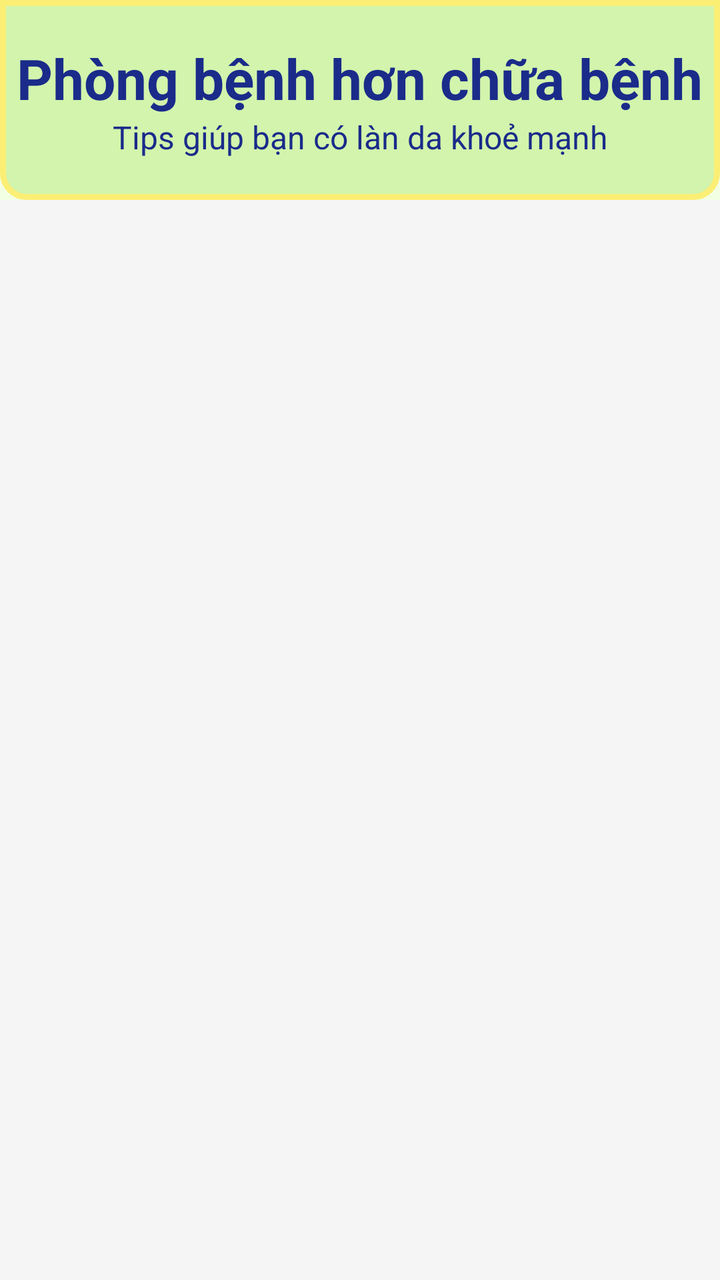
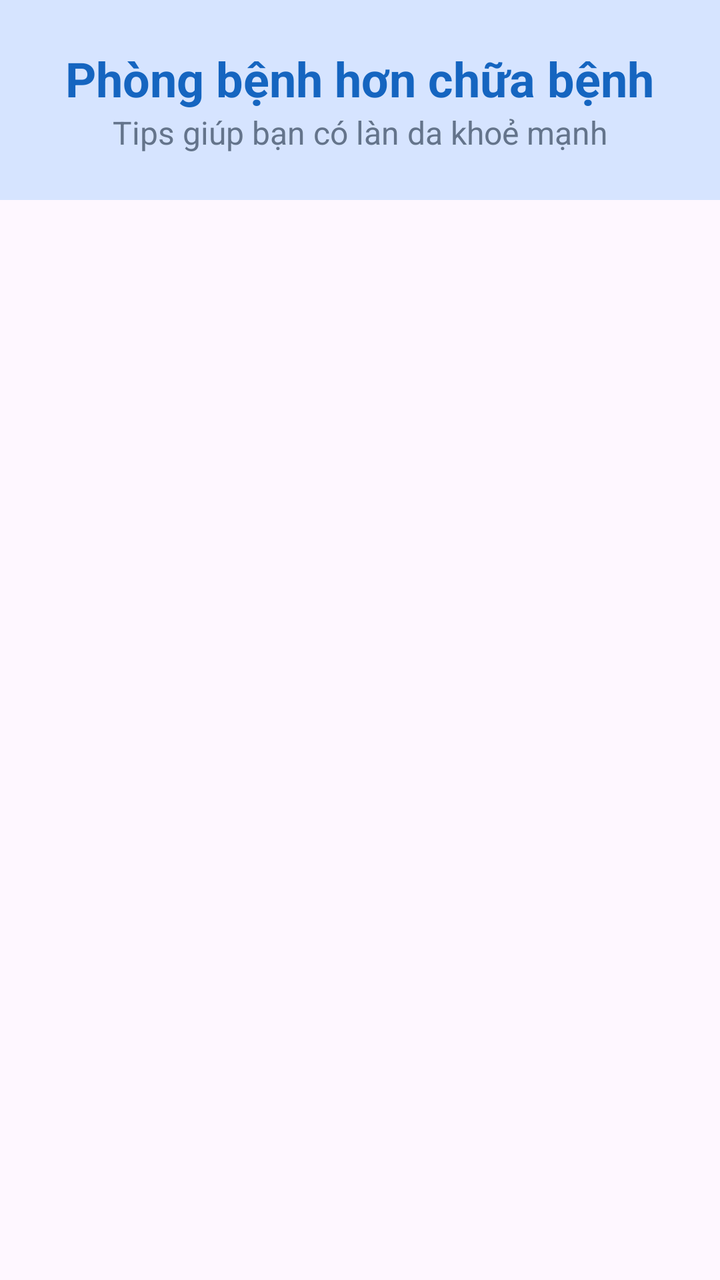

The first picture is an Android layout as it rendered before a commit; the second is the same layout after the commit. The layout source and the unified diff follow.
<!-- AndroidManifest.xml: application theme Theme.AISkinDiagnosis -->
<!-- res/layout/activity_tips_fragment.xml -->
<?xml version="1.0" encoding="utf-8"?>
<LinearLayout
    xmlns:android="http://schemas.android.com/apk/res/android"
    android:layout_width="match_parent"
    android:layout_height="match_parent"
    android:orientation="vertical"
    android:background="#F2FFE3">

    
    <LinearLayout
        android:layout_width="match_parent"
        android:layout_height="100dp"
        android:background="@drawable/bg_header"
        android:gravity="center"
        android:orientation="vertical">

        <TextView
            android:layout_width="wrap_content"
            android:layout_height="wrap_content"
            android:text="Phòng bệnh hơn chữa bệnh"
            android:textColor="#1A2B8A"
            android:textSize="28sp"
            android:textStyle="bold"/>

        <TextView
            android:layout_width="wrap_content"
            android:layout_height="wrap_content"
            android:text="Tips giúp bạn có làn da khoẻ mạnh"
            android:textColor="#1A2B8A"
            android:textSize="16sp"/>

    </LinearLayout>
    <androidx.recyclerview.widget.RecyclerView
        xmlns:android="http://schemas.android.com/apk/res/android"
        android:id="@+id/recyclerTips"
        android:layout_width="match_parent"
        android:layout_height="match_parent"
        android:background="#F5F5F5"/>

</LinearLayout>
<!-- resources referenced by this layout -->
<resources>
  <!-- drawable bg_header (drawable) -->
  <?xml version="1.0" encoding="utf-8"?>
  <shape xmlns:android="http://schemas.android.com/apk/res/android"
      android:shape="rectangle">
      <solid android:color="#D2F4AC" />
      <stroke
          android:width="3dp"
          android:color="#FBEE74" />
      <corners
          android:bottomLeftRadius="12dp"
          android:bottomRightRadius="12dp" />
  
  </shape>
  <style name="Theme.AISkinDiagnosis" parent="Base.Theme.AISkinDiagnosis" />
  <style name="Base.Theme.AISkinDiagnosis" parent="Theme.Material3.DayNight.NoActionBar">
          
          
      </style>
</resources>

<!-- the commit's change to res/layout/activity_tips_fragment.xml (unified diff, before → after) -->
@@ -1,40 +1,44 @@
 <?xml version="1.0" encoding="utf-8"?>
-<LinearLayout
+<androidx.core.widget.NestedScrollView
     xmlns:android="http://schemas.android.com/apk/res/android"
     android:layout_width="match_parent"
     android:layout_height="match_parent"
     android:orientation="vertical"
-    android:background="#F2FFE3">
-
-    
+    android:fitsSystemWindows="true">
     <LinearLayout
         android:layout_width="match_parent"
-        android:layout_height="100dp"
-        android:background="@drawable/bg_header"
-        android:gravity="center"
+        android:layout_height="wrap_content"
         android:orientation="vertical">
+        
+        <LinearLayout
+            android:layout_width="match_parent"
+            android:layout_height="100dp"
+            android:background="@color/md_theme_primaryContainer"        android:gravity="center"
+            android:orientation="vertical">
 
-        <TextView
-            android:layout_width="wrap_content"
-            android:layout_height="wrap_content"
-            android:text="Phòng bệnh hơn chữa bệnh"
-            android:textColor="#1A2B8A"
-            android:textSize="28sp"
-            android:textStyle="bold"/>
+            <TextView
+                android:layout_width="wrap_content"
+                android:layout_height="wrap_content"
+                android:text="Phòng bệnh hơn chữa bệnh"
+                android:textColor="@color/md_theme_primary"
+                android:layout_gravity="center"
+                android:textSize="24sp"
+                android:textStyle="bold"/>
 
-        <TextView
-            android:layout_width="wrap_content"
-            android:layout_height="wrap_content"
-            android:text="Tips giúp bạn có làn da khoẻ mạnh"
-            android:textColor="#1A2B8A"
-            android:textSize="16sp"/>
+            <TextView
+                android:layout_width="wrap_content"
+                android:layout_height="wrap_content"
+                android:text="Tips giúp bạn có làn da khoẻ mạnh"
+                android:textColor="@color/text_secondary"
+                android:layout_gravity="center"
+                android:textSize="16sp"/>
 
-    </LinearLayout>
+        </LinearLayout>
     <androidx.recyclerview.widget.RecyclerView
         xmlns:android="http://schemas.android.com/apk/res/android"
         android:id="@+id/recyclerTips"
         android:layout_width="match_parent"
         android:layout_height="match_parent"
-        android:background="#F5F5F5"/>
-
-</LinearLayout>
+        android:background="@color/md_theme_background"/>
+    </LinearLayout>
+</androidx.core.widget.NestedScrollView>
<!-- resource entries referenced after the edit -->
@@ -1,18 +1,9 @@
 <!-- resources referenced by this layout -->
 <resources>
-  <!-- drawable bg_header (drawable) -->
-  <?xml version="1.0" encoding="utf-8"?>
-  <shape xmlns:android="http://schemas.android.com/apk/res/android"
-      android:shape="rectangle">
-      <solid android:color="#D2F4AC" />
-      <stroke
-          android:width="3dp"
-          android:color="#FBEE74" />
-      <corners
-          android:bottomLeftRadius="12dp"
-          android:bottomRightRadius="12dp" />
-  
-  </shape>
+  <color name="md_theme_background">#FFFFFFFF</color>
+  <color name="md_theme_primary">#1565C0</color>
+  <color name="md_theme_primaryContainer">#D6E4FF</color>
+  <color name="text_secondary">#64748B</color>
   <style name="Theme.AISkinDiagnosis" parent="Base.Theme.AISkinDiagnosis" />
   <style name="Base.Theme.AISkinDiagnosis" parent="Theme.Material3.DayNight.NoActionBar">
           
